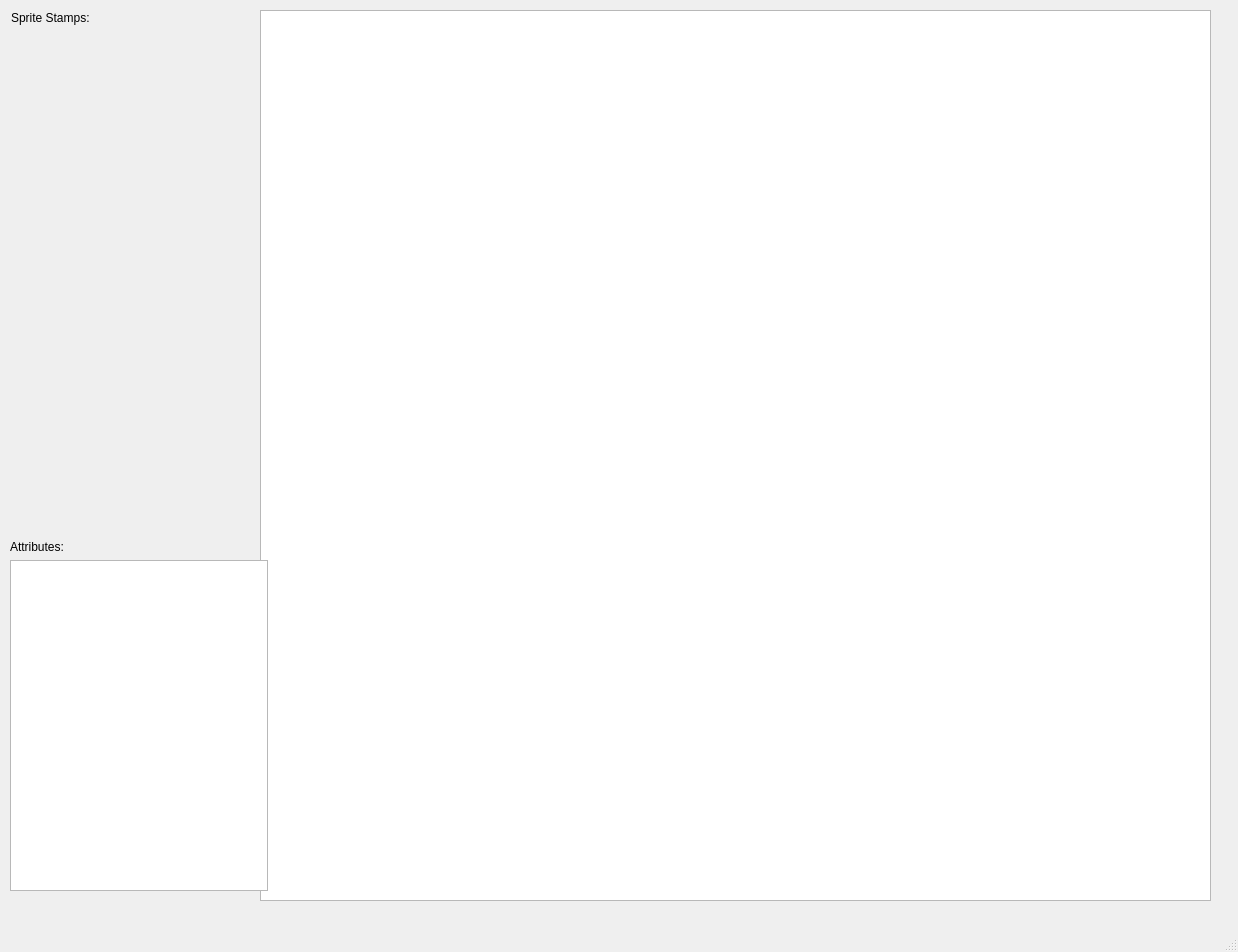
This is forms/LevelEditor.ui in SirNyble/LevelEditor as Qt 5 draws it before an edit. The edited form follows.
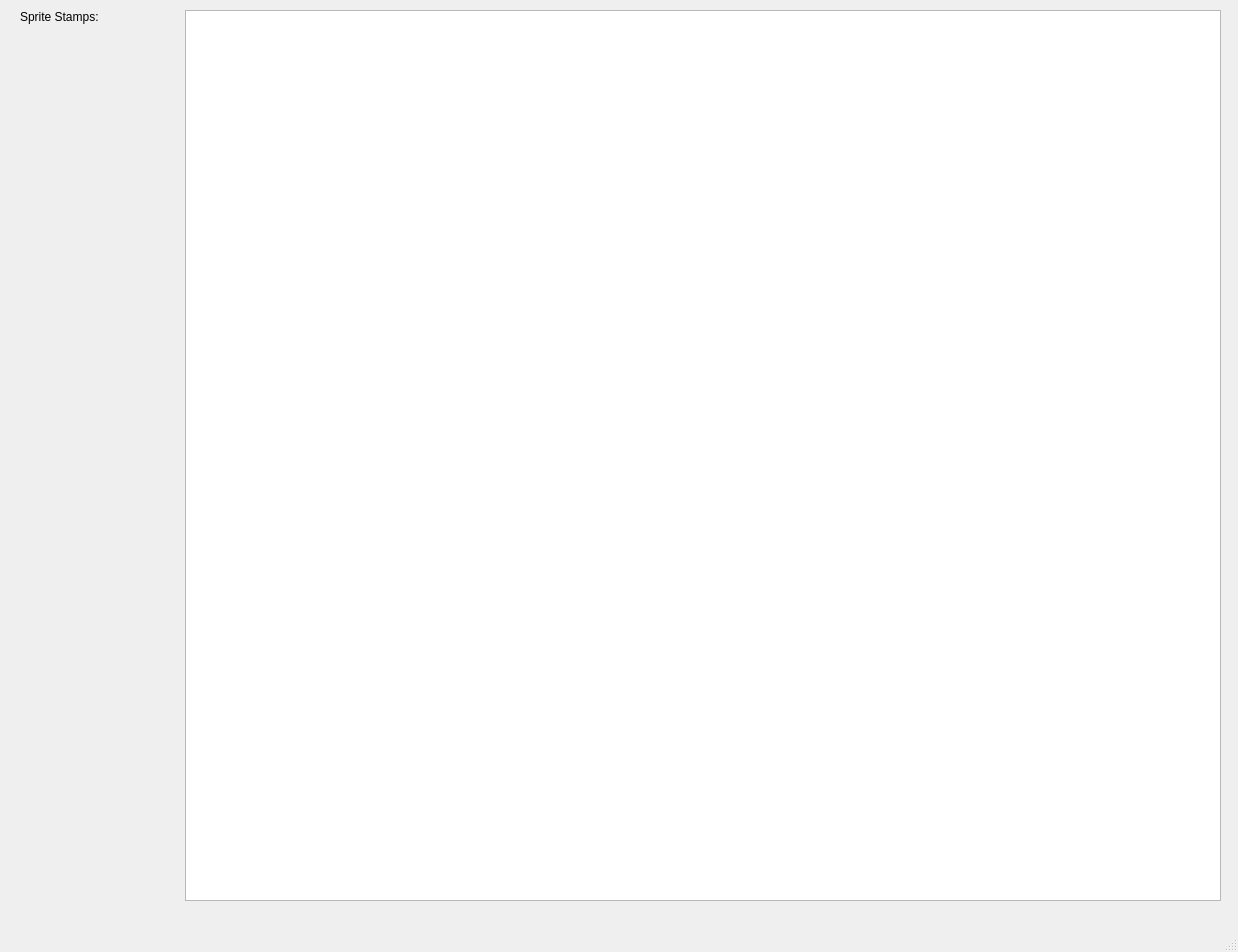
This is the edited form.

Patch:
```diff
--- a/forms/LevelEditor.ui
+++ b/forms/LevelEditor.ui
@@ -14,26 +14,24 @@
    <string>MainWindow</string>
   </property>
   <widget class="QWidget" name="centralwidget">
-   <widget class="QGraphicsView" name="graphicsView">
+   <widget class="QWidget" name="horizontalLayoutWidget_3">
     <property name="geometry">
      <rect>
-      <x>260</x>
+      <x>20</x>
       <y>10</y>
-      <width>951</width>
+      <width>1201</width>
       <height>891</height>
      </rect>
     </property>
-   </widget>
-   <widget class="QWidget" name="layoutWidget">
-    <property name="geometry">
-     <rect>
-      <x>11</x>
-      <y>11</y>
-      <width>231</width>
-      <height>501</height>
-     </rect>
-    </property>
-    <layout class="QVBoxLayout" name="verticalLayout_3">
+    <layout class="QHBoxLayout" name="horizontalLayout_4">
+     <item>
+      <layout class="QHBoxLayout" name="horizontalLayout_3">
+       <item>
+        <layout class="QVBoxLayout" name="verticalLayout_2">
+         <item>
+          <layout class="QHBoxLayout" name="horizontalLayout">
+           <item>
+            <layout class="QVBoxLayout" name="verticalLayout">
      <item>
       <widget class="QLabel" name="m_stampLabel">
        <property name="sizePolicy">
@@ -54,6 +52,9 @@
          <property name="orientation">
           <enum>Qt::Horizontal</enum>
          </property>
+                 <property name="sizeType">
+                  <enum>QSizePolicy::Minimum</enum>
+                 </property>
          <property name="sizeHint" stdset="0">
           <size>
            <width>40</width>
@@ -78,41 +79,53 @@
       </spacer>
      </item>
     </layout>
-   </widget>
-   <widget class="QWidget" name="layoutWidget">
-    <property name="geometry">
-     <rect>
-      <x>10</x>
-      <y>540</y>
-      <width>258</width>
-      <height>351</height>
-     </rect>
-    </property>
-    <layout class="QVBoxLayout" name="verticalLayout">
+           </item>
      <item>
-      <widget class="QLabel" name="label_2">
-       <property name="sizePolicy">
-        <sizepolicy hsizetype="Minimum" vsizetype="Preferred">
-         <horstretch>0</horstretch>
-         <verstretch>0</verstretch>
-        </sizepolicy>
-       </property>
-       <property name="text">
-        <string>Attributes:</string>
-       </property>
-      </widget>
-     </item>
+            <spacer name="horizontalSpacer_2">
+             <property name="orientation">
+              <enum>Qt::Horizontal</enum>
+             </property>
+             <property name="sizeType">
+              <enum>QSizePolicy::Minimum</enum>
+             </property>
+             <property name="sizeHint" stdset="0">
+              <size>
+               <width>40</width>
+               <height>20</height>
+              </size>
+             </property>
+            </spacer>
+           </item>
+          </layout>
+         </item>
+        </layout>
+       </item>
+      </layout>
+     </item>
      <item>
-      <widget class="QListWidget" name="listWidget_2">
-       <property name="sizePolicy">
-        <sizepolicy hsizetype="Minimum" vsizetype="Expanding">
-         <horstretch>0</horstretch>
-         <verstretch>0</verstretch>
-        </sizepolicy>
+      <spacer name="horizontalSpacer_3">
+       <property name="orientation">
+        <enum>Qt::Horizontal</enum>
        </property>
-      </widget>
+       <property name="sizeType">
+        <enum>QSizePolicy::Minimum</enum>
+       </property>
+       <property name="sizeHint" stdset="0">
+        <size>
+         <width>40</width>
+         <height>20</height>
+        </size>
+       </property>
+      </spacer>
      </item>
-    </layout>
+     <item>
+      <layout class="QVBoxLayout" name="verticalLayout_3">
+       <item>
+        <widget class="QGraphicsView" name="graphicsView"/>
+       </item>
+      </layout>
+     </item>
+    </layout>
    </widget>
   </widget>
   <widget class="QMenuBar" name="menubar">
```
Left out of the diff: 5 changed lines with no effect on the pictures. Lines whose indentation alone changed are shown as unchanged.
